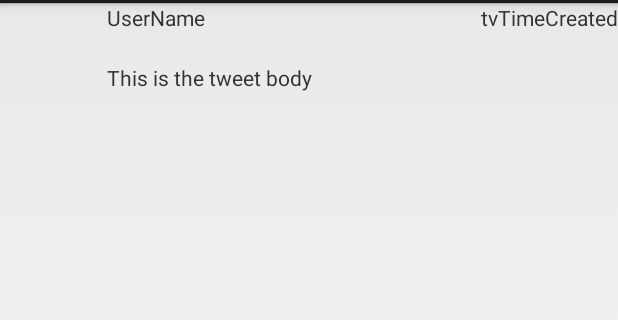
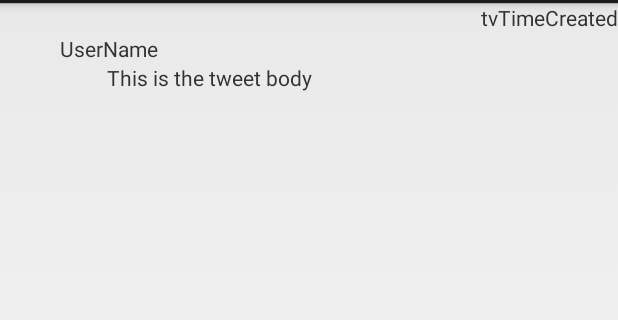
Before and after one commit to sadhanavs/SimpleTwitterClient, an Android app: the layout tweet_text.xml on its own in the app's theme, with its tools: preview values and no code run, on a phone screen of 412 x 824 dp, the part 69-389 px from its top. Run offline under Robolectric (Android 15) with nearby library versions, the phone set to English and light mode, and no system bars.

```diff
--- a/app/src/main/res/layout/tweet_text.xml
+++ b/app/src/main/res/layout/tweet_text.xml
@@ -12,16 +12,12 @@
          />
 
     <TextView
-        android:layout_width="wrap_content"
+        android:layout_width="72dp"
         android:layout_height="wrap_content"
         android:id="@+id/tvUserName"
         android:text="@string/tvUserName"
-        android:layout_alignParentTop="true"
-        android:layout_alignRight="@+id/tvBody"
-        android:layout_alignEnd="@+id/tvBody"
         android:layout_above="@+id/tvBody"
-        android:layout_alignLeft="@+id/tvBody"
-        android:layout_alignStart="@+id/tvBody" />
+        android:layout_toRightOf="@+id/ivProfileImage" />
 
     <TextView
         android:layout_width="wrap_content"
```
Also changed, not shown: 14 other files.
